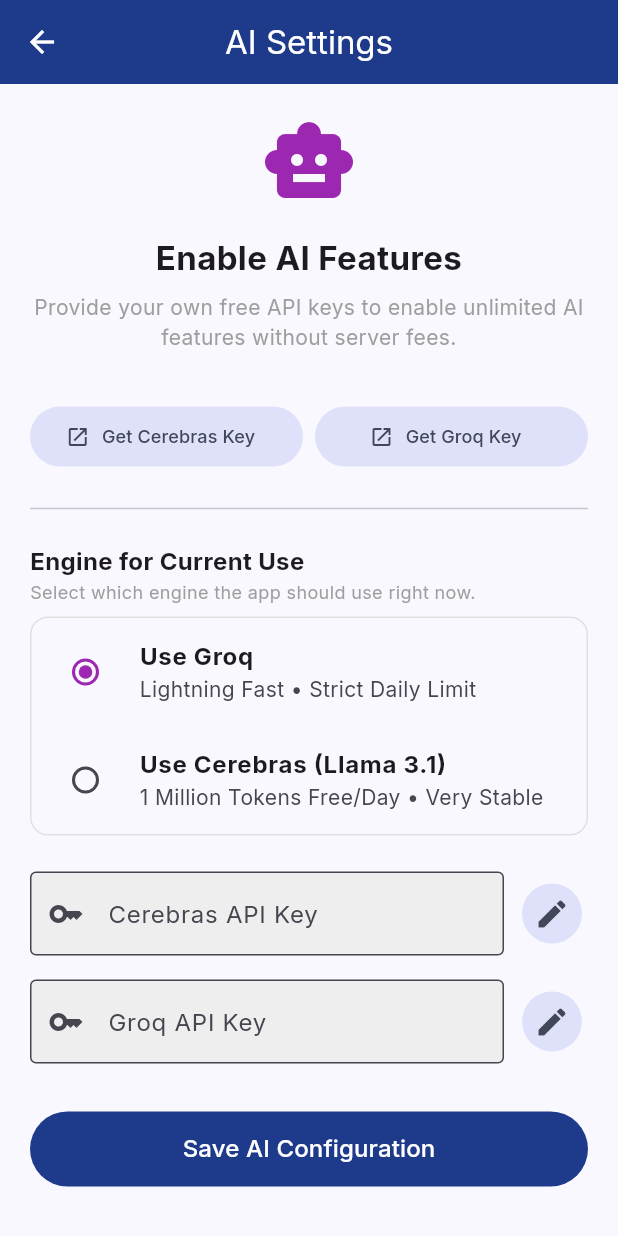
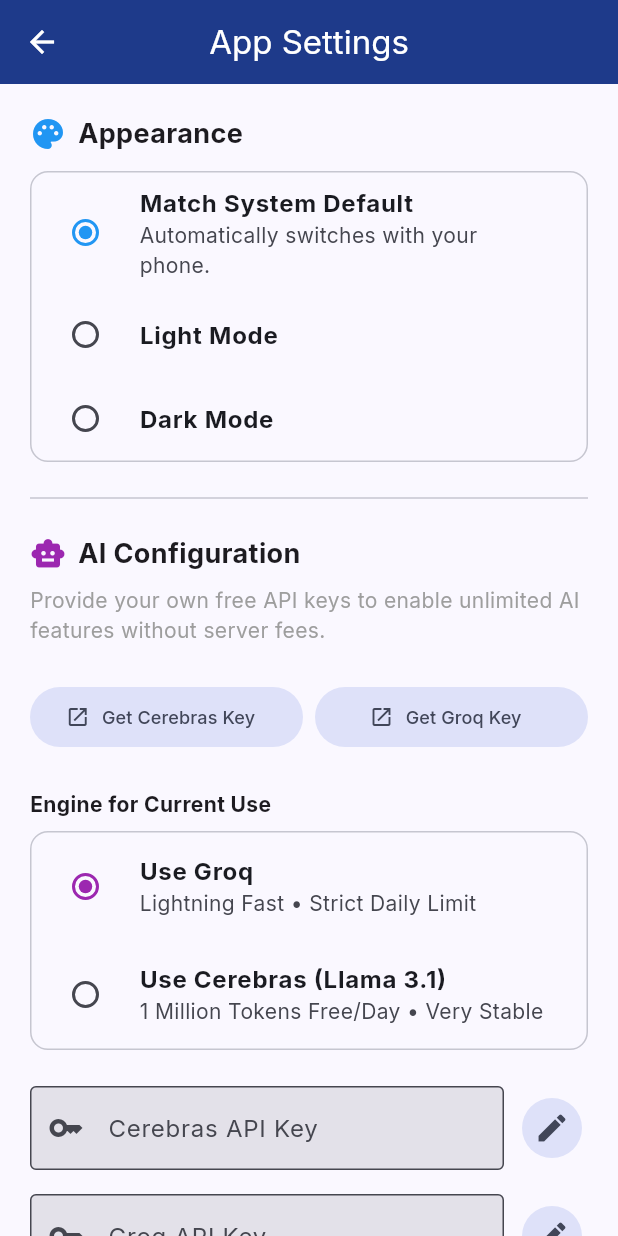
Before and after one commit to DebanjanSarkar/govt_exam_tracker_app_releases, a Flutter app: the SettingsScreen screen opened directly, on a phone screen of 412 x 824 dp. Run offline on Flutter 3.47's test engine with Material 3 defaults, Android fonts, the phone set to English and light mode, and no system bars; our stand-ins replace cross_file, file_picker, flutter_local_notifications, flutter_riverpod, google_fonts, google_sign_in and 5 more; missing offline and left inert: googleapis, syncfusion_flutter_pdf; accounts and stored records are empty; network calls fail.

Commit message:
Light Mode, Dark Mode, and match system mode settings are added - for lesser strain on eyes and comfortable viewing!

```diff
--- a/govt_exam_tracker_app/lib/core/constants/app_constants.dart
+++ b/govt_exam_tracker_app/lib/core/constants/app_constants.dart
@@ -9,4 +9,7 @@
   // THE PROVEN, WORKING MODELS
   static const String groqModel = 'qwen/qwen3.8-27b';
   static const String cerebrasModel = 'llama3.1-8b'; // Cerebras' blazing fast free model
+
+  // NEW: Theme Mode Persistence Key
+  static const String prefsThemeModeKey = 'app_theme_mode';
 }
--- a/govt_exam_tracker_app/lib/core/theme/app_theme.dart
+++ b/govt_exam_tracker_app/lib/core/theme/app_theme.dart
@@ -16,16 +16,15 @@
         seedColor: primaryColor,
         primary: primaryColor,
         secondary: secondaryColor,
-        // background and surface are managed beautifully by ColorScheme in Material 3
+        brightness: Brightness.light,
       ),
-      textTheme: GoogleFonts.interTextTheme(),
+      textTheme: GoogleFonts.interTextTheme(ThemeData.light().textTheme),
       appBarTheme: const AppBarTheme(
         backgroundColor: primaryColor,
         foregroundColor: Colors.white,
         elevation: 0,
         centerTitle: true,
       ),
-      // Fix: Used CardThemeData for the latest Flutter Master channel compatibility
       cardTheme: CardThemeData(
         elevation: 2,
         shadowColor: Colors.black12,
@@ -33,4 +32,31 @@
       ),
     );
   }
+
+  // NEW: Meticulously designed Dark Theme
+  static ThemeData get darkTheme {
+    return ThemeData(
+      useMaterial3: true,
+      colorScheme: ColorScheme.fromSeed(
+        seedColor: primaryColor,
+        primary: const Color(0xFF60A5FA), // Lighter blue for dark mode contrast
+        secondary: secondaryColor,
+        brightness: Brightness.dark,
+        surface: const Color(0xFF121212), // Standard Material 3 dark surface
+      ),
+      textTheme: GoogleFonts.interTextTheme(ThemeData.dark().textTheme),
+      appBarTheme: const AppBarTheme(
+        backgroundColor: Color(0xFF0F172A), // Very dark slate for the AppBar
+        foregroundColor: Colors.white,
+        elevation: 0,
+        centerTitle: true,
+      ),
+      cardTheme: CardThemeData(
+        elevation: 2,
+        shadowColor: Colors.black45,
+        color: const Color(0xFF1E1E1E), // Slightly elevated card color
+        shape: RoundedRectangleBorder(borderRadius: BorderRadius.circular(16)),
+      ),
+    );
+  }
 }
--- /dev/null
+++ b/govt_exam_tracker_app/lib/providers/theme_provider.dart
@@ -0,0 +1,33 @@
+import 'package:flutter/material.dart';
+import 'package:flutter_riverpod/flutter_riverpod.dart';
+import 'package:shared_preferences/shared_preferences.dart';
+import '../core/constants/app_constants.dart';
+import 'ai_cooldown_provider.dart'; // To access the injected sharedPreferencesProvider
+
+class ThemeNotifier extends StateNotifier<ThemeMode> {
+  final SharedPreferences _prefs;
+
+  ThemeNotifier(this._prefs) : super(ThemeMode.system) {
+    _loadTheme();
+  }
+
+  void _loadTheme() {
+    final savedTheme = _prefs.getString(AppConstants.prefsThemeModeKey);
+    if (savedTheme == 'light') {
+      state = ThemeMode.light;
+    } else if (savedTheme == 'dark') {
+      state = ThemeMode.dark;
+    } else {
+      state = ThemeMode.system;
+    }
+  }
+
+  void setTheme(ThemeMode mode) {
+    state = mode;
+    _prefs.setString(AppConstants.prefsThemeModeKey, mode.name);
+  }
+}
+
+final themeProvider = StateNotifierProvider<ThemeNotifier, ThemeMode>((ref) {
+  return ThemeNotifier(ref.watch(sharedPreferencesProvider));
+});
--- a/govt_exam_tracker_app/lib/ui/screens/settings_screen.dart
+++ b/govt_exam_tracker_app/lib/ui/screens/settings_screen.dart
@@ -3,6 +3,7 @@
 import 'package:url_launcher/url_launcher.dart';
 import '../../providers/ai_cooldown_provider.dart';
 import '../../core/constants/app_constants.dart';
+import '../../providers/theme_provider.dart'; // NEW IMPORT
 
 class SettingsScreen extends ConsumerStatefulWidget {
   const SettingsScreen({super.key});
@@ -39,7 +40,7 @@
       _isGroqLocked = true;
     });
 
-    if (mounted) ScaffoldMessenger.of(context).showSnackBar(const SnackBar(content: Text('AI Settings Saved Successfully!'), backgroundColor: Colors.green));
+    if (mounted) ScaffoldMessenger.of(context).showSnackBar(const SnackBar(content: Text('Settings Saved Successfully!'), backgroundColor: Colors.green));
   }
 
   Future<bool> _confirmEdit(String providerName) async {
@@ -57,6 +58,7 @@
   }
 
   Widget _buildKeyField(String label, TextEditingController controller, bool isLocked, VoidCallback onUnlock) {
+    final theme = Theme.of(context);
     return Row(
       children: [
         Expanded(
@@ -69,7 +71,8 @@
               border: const OutlineInputBorder(),
               prefixIcon: const Icon(Icons.key),
               filled: isLocked,
-              fillColor: isLocked ? Colors.grey.shade200 : Colors.white,
+              // Adapts perfectly to light/dark mode
+              fillColor: isLocked ? theme.colorScheme.surfaceContainerHighest : theme.colorScheme.surface,
             ),
           ),
         ),
@@ -82,23 +85,75 @@
 
   @override
   Widget build(BuildContext context) {
+    final themeMode = ref.watch(themeProvider);
+    final theme = Theme.of(context);
+
     return Scaffold(
-      appBar: AppBar(title: const Text('AI Settings')),
+      appBar: AppBar(title: const Text('App Settings')),
       body: ListView(
         padding: const EdgeInsets.all(20),
         children: [
-          const Icon(Icons.smart_toy, size: 64, color: Colors.purple),
-          const SizedBox(height: 16),
-          const Text('Enable AI Features', textAlign: TextAlign.center, style: TextStyle(fontSize: 22, fontWeight: FontWeight.bold)),
+          // ==========================================
+          // APPEARANCE & THEME SETTINGS
+          // ==========================================
+          const Row(
+            children: [
+              Icon(Icons.palette, color: Colors.blue),
+              SizedBox(width: 8),
+              Text('Appearance', style: TextStyle(fontSize: 18, fontWeight: FontWeight.bold)),
+            ],
+          ),
+          const SizedBox(height: 12),
+          Container(
+            decoration: BoxDecoration(border: Border.all(color: theme.colorScheme.outlineVariant), borderRadius: BorderRadius.circular(12)),
+            child: Column(
+              children: [
+                RadioListTile<ThemeMode>(
+                  title: const Text('Match System Default', style: TextStyle(fontWeight: FontWeight.bold)),
+                  subtitle: const Text('Automatically switches with your phone.'),
+                  value: ThemeMode.system,
+                  groupValue: themeMode,
+                  activeColor: Colors.blue,
+                  onChanged: (val) => ref.read(themeProvider.notifier).setTheme(val!),
+                ),
+                RadioListTile<ThemeMode>(
+                  title: const Text('Light Mode', style: TextStyle(fontWeight: FontWeight.bold)),
+                  value: ThemeMode.light,
+                  groupValue: themeMode,
+                  activeColor: Colors.blue,
+                  onChanged: (val) => ref.read(themeProvider.notifier).setTheme(val!),
+                ),
+                RadioListTile<ThemeMode>(
+                  title: const Text('Dark Mode', style: TextStyle(fontWeight: FontWeight.bold)),
+                  value: ThemeMode.dark,
+                  groupValue: themeMode,
+                  activeColor: Colors.blue,
+                  onChanged: (val) => ref.read(themeProvider.notifier).setTheme(val!),
+                ),
+              ],
+            ),
+          ),
+
+          const Divider(height: 48),
+
+          // ==========================================
+          // AI CONFIGURATION SETTINGS
+          // ==========================================
+          const Row(
+            children: [
+              Icon(Icons.smart_toy, color: Colors.purple),
+              SizedBox(width: 8),
+              Text('AI Configuration', style: TextStyle(fontSize: 18, fontWeight: FontWeight.bold)),
+            ],
+          ),
           const SizedBox(height: 8),
-          const Text('Provide your own free API keys to enable unlimited AI features without server fees.', textAlign: TextAlign.center, style: TextStyle(color: Colors.grey)),
-          const SizedBox(height: 32),
+          const Text('Provide your own free API keys to enable unlimited AI features without server fees.', style: TextStyle(color: Colors.grey)),
+          const SizedBox(height: 24),
 
           Row(
             children: [
               Expanded(
                 child: FilledButton.tonalIcon(
-                  // LINK TO CEREBRAS CLOUD
                   onPressed: () => launchUrl(Uri.parse('https://cloud.cerebras.ai/'), mode: LaunchMode.externalApplication),
                   icon: const Icon(Icons.open_in_new, size: 16),
                   label: const Text('Get Cerebras Key', style: TextStyle(fontSize: 12)),
@@ -115,13 +170,12 @@
             ],
           ),
 
-          const Divider(height: 48),
+          const SizedBox(height: 24),
 
-          const Text('Engine for Current Use', style: TextStyle(fontWeight: FontWeight.bold, fontSize: 16)),
-          const Text('Select which engine the app should use right now.', style: TextStyle(fontSize: 12, color: Colors.grey)),
+          const Text('Engine for Current Use', style: TextStyle(fontWeight: FontWeight.bold, fontSize: 14)),
           const SizedBox(height: 8),
           Container(
-            decoration: BoxDecoration(border: Border.all(color: Colors.grey.shade300), borderRadius: BorderRadius.circular(12)),
+            decoration: BoxDecoration(border: Border.all(color: theme.colorScheme.outlineVariant), borderRadius: BorderRadius.circular(12)),
             child: Column(
               children: [
                 RadioListTile<String>(
@@ -135,7 +189,7 @@
                 RadioListTile<String>(
                   title: const Text('Use Cerebras (Llama 3.1)', style: TextStyle(fontWeight: FontWeight.bold)),
                   subtitle: const Text('1 Million Tokens Free/Day • Very Stable'),
-                  value: 'gemini', // Internal legacy variable name
+                  value: 'gemini',
                   groupValue: _activeProvider,
                   activeColor: Colors.purple,
                   onChanged: (val) => setState(() => _activeProvider = val!),
--- a/govt_exam_tracker_app/lib/ui/widgets/main_drawer.dart
+++ b/govt_exam_tracker_app/lib/ui/widgets/main_drawer.dart
@@ -119,7 +119,7 @@
 
                   ListTile(
                     leading: const Icon(Icons.settings, color: Colors.purple),
-                    title: const Text('AI Settings'),
+                    title: const Text('AI and Theme Settings'),
                     onTap: () {
                       Navigator.pop(context);
                       Navigator.push(context, MaterialPageRoute(builder: (context) => const SettingsScreen()));
--- a/govt_exam_tracker_app/pubspec.yaml
+++ b/govt_exam_tracker_app/pubspec.yaml
@@ -1,7 +1,7 @@
 name: govt_exam_tracker_app
 description: "A local-first, smart tracker for Indian Government Exams."
 publish_to: 'none'
-version: 3.0.0+5
+version: 4.0.0+6
 
 environment:
   sdk: '>=3.0.0 <4.0.0'
--- a/latest_version.json
+++ b/latest_version.json
@@ -1,6 +1,6 @@
 {
-  "version": "3.0.0",
-  "build_number": 5,
+  "version": "4.0.0",
+  "build_number": 6,
   "url": "https://github.com/DebanjanSarkar/govt_exam_tracker_app_releases/releases/latest",
-  "release_notes": "The App now packs inbuilt Kotlin service for beautiful excel export - users can export their entire data as excel, and keep it as backup, or use it for excel tracking."
+  "release_notes": "Light Mode, Dark Mode, and match system mode settings are added - for lesser strain on eyes and comfortable viewing!"
 }
```
Also changed, not shown: govt_exam_tracker_app/lib/main.dart (+17 -21 lines), govt_exam_tracker_app/lib/ui/screens/preparation_screen.dart (+40 -12 lines), 1 other file.
